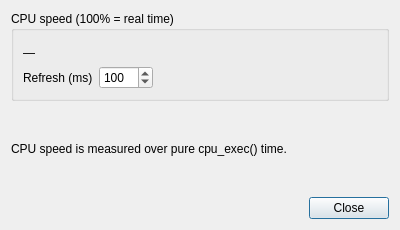
Before: the Qt Designer form src/qt/qt_performance.ui in Lunar-525/86Box, drawn with Qt 5.
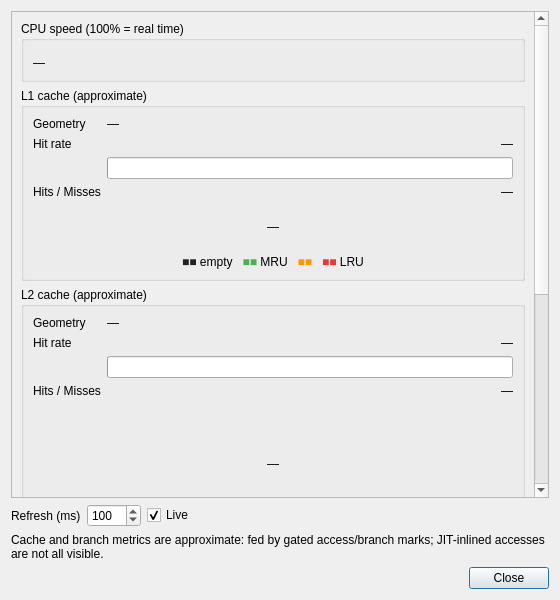
After: the same form once the commit is applied. Custom widgets are drawn as their Qt base class.

Diff of the .ui file:
```diff
--- a/src/qt/qt_performance.ui
+++ b/src/qt/qt_performance.ui
@@ -6,8 +6,8 @@
    <rect>
     <x>0</x>
     <y>0</y>
-    <width>400</width>
-    <height>230</height>
+    <width>560</width>
+    <height>600</height>
    </rect>
   </property>
   <property name="windowTitle">
@@ -15,6 +15,13 @@
   </property>
   <layout class="QVBoxLayout" name="verticalLayout">
    <item>
+    <widget class="QScrollArea" name="scrollArea">
+     <property name="widgetResizable">
+      <bool>true</bool>
+     </property>
+     <widget class="QWidget" name="content">
+      <layout class="QVBoxLayout" name="contentLayout">
+       <item>
     <widget class="QGroupBox" name="cpuGroup">
      <property name="title">
       <string>CPU speed (100% = real time)</string>
@@ -33,8 +40,390 @@
         </property>
        </widget>
       </item>
+         </layout>
+        </widget>
+       </item>
       <item>
-       <layout class="QHBoxLayout" name="refreshLayout">
+        <widget class="QGroupBox" name="l1Group">
+         <property name="title">
+          <string>L1 cache (approximate)</string>
+         </property>
+         <layout class="QVBoxLayout" name="l1VLayout">
+          <item>
+           <layout class="QFormLayout" name="l1Form">
+            <item row="0" column="0">
+             <widget class="QLabel" name="geoLabel">
+              <property name="text">
+               <string>Geometry</string>
+              </property>
+             </widget>
+            </item>
+            <item row="0" column="1">
+             <widget class="QLabel" name="geoValue">
+              <property name="text">
+               <string>—</string>
+              </property>
+             </widget>
+            </item>
+            <item row="1" column="0">
+             <widget class="QLabel" name="hitLabel">
+              <property name="text">
+               <string>Hit rate</string>
+              </property>
+             </widget>
+            </item>
+            <item row="1" column="1">
+             <widget class="QLabel" name="hitValue">
+              <property name="text">
+               <string>—</string>
+              </property>
+              <property name="alignment">
+               <set>Qt::AlignRight|Qt::AlignVCenter</set>
+              </property>
+             </widget>
+            </item>
+            <item row="2" column="1">
+             <widget class="QProgressBar" name="hitBar">
+              <property name="maximum">
+               <number>100</number>
+              </property>
+             </widget>
+            </item>
+            <item row="3" column="0">
+             <widget class="QLabel" name="countsLabel">
+              <property name="text">
+               <string>Hits / Misses</string>
+              </property>
+             </widget>
+            </item>
+            <item row="3" column="1">
+             <widget class="QLabel" name="countsValue">
+              <property name="text">
+               <string>—</string>
+              </property>
+              <property name="alignment">
+               <set>Qt::AlignRight|Qt::AlignVCenter</set>
+              </property>
+             </widget>
+            </item>
+           </layout>
+          </item>
+          <item>
+           <widget class="QLabel" name="cacheMap">
+            <property name="minimumSize">
+             <size>
+              <width>400</width>
+              <height>44</height>
+             </size>
+            </property>
+            <property name="text">
+             <string>—</string>
+            </property>
+            <property name="alignment">
+             <set>Qt::AlignCenter</set>
+            </property>
+           </widget>
+          </item>
+          <item>
+           <widget class="QLabel" name="cacheLegend">
+            <property name="text">
+             <string>&lt;span style=&quot;color:#222&quot;&gt;■■&lt;/span&gt; empty &amp;nbsp; &lt;span style=&quot;color:#4CAF50&quot;&gt;■■&lt;/span&gt; MRU &amp;nbsp; &lt;span style=&quot;color:#FF9800&quot;&gt;■■&lt;/span&gt; &amp;nbsp; &lt;span style=&quot;color:#E53935&quot;&gt;■■&lt;/span&gt; LRU</string>
+            </property>
+            <property name="alignment">
+             <set>Qt::AlignCenter</set>
+            </property>
+           </widget>
+          </item>
+         </layout>
+        </widget>
+       </item>
+       <item>
+        <widget class="QGroupBox" name="l2Group">
+         <property name="title">
+          <string>L2 cache (approximate)</string>
+         </property>
+         <layout class="QVBoxLayout" name="l2VLayout">
+          <item>
+           <layout class="QFormLayout" name="l2Form">
+            <item row="0" column="0">
+             <widget class="QLabel" name="l2GeoLabel">
+              <property name="text">
+               <string>Geometry</string>
+              </property>
+             </widget>
+            </item>
+            <item row="0" column="1">
+             <widget class="QLabel" name="l2GeoValue">
+              <property name="text">
+               <string>—</string>
+              </property>
+             </widget>
+            </item>
+            <item row="1" column="0">
+             <widget class="QLabel" name="l2HitLabel">
+              <property name="text">
+               <string>Hit rate</string>
+              </property>
+             </widget>
+            </item>
+            <item row="1" column="1">
+             <widget class="QLabel" name="l2HitValue">
+              <property name="text">
+               <string>—</string>
+              </property>
+              <property name="alignment">
+               <set>Qt::AlignRight|Qt::AlignVCenter</set>
+              </property>
+             </widget>
+            </item>
+            <item row="2" column="1">
+             <widget class="QProgressBar" name="l2HitBar">
+              <property name="maximum">
+               <number>100</number>
+              </property>
+             </widget>
+            </item>
+            <item row="3" column="0">
+             <widget class="QLabel" name="l2CountsLabel">
+              <property name="text">
+               <string>Hits / Misses</string>
+              </property>
+             </widget>
+            </item>
+            <item row="3" column="1">
+             <widget class="QLabel" name="l2CountsValue">
+              <property name="text">
+               <string>—</string>
+              </property>
+              <property name="alignment">
+               <set>Qt::AlignRight|Qt::AlignVCenter</set>
+              </property>
+             </widget>
+            </item>
+           </layout>
+          </item>
+          <item>
+           <widget class="QLabel" name="l2Map">
+            <property name="minimumSize">
+             <size>
+              <width>400</width>
+              <height>120</height>
+             </size>
+            </property>
+            <property name="text">
+             <string>—</string>
+            </property>
+            <property name="alignment">
+             <set>Qt::AlignCenter</set>
+            </property>
+           </widget>
+          </item>
+          <item>
+           <widget class="QLabel" name="l2Legend">
+            <property name="text">
+             <string>&lt;span style=&quot;color:#222&quot;&gt;■■&lt;/span&gt; empty &amp;nbsp; &lt;span style=&quot;color:#4CAF50&quot;&gt;■■&lt;/span&gt; MRU &amp;nbsp; &lt;span style=&quot;color:#FF9800&quot;&gt;■■&lt;/span&gt; &amp;nbsp; &lt;span style=&quot;color:#E53935&quot;&gt;■■&lt;/span&gt; LRU</string>
+            </property>
+            <property name="alignment">
+             <set>Qt::AlignCenter</set>
+            </property>
+           </widget>
+          </item>
+         </layout>
+        </widget>
+       </item>
+       <item>
+        <widget class="QGroupBox" name="wsGroup">
+         <property name="title">
+          <string>Working set vs cache</string>
+         </property>
+         <layout class="QHBoxLayout" name="wsHLayout">
+          <item>
+           <layout class="QVBoxLayout" name="wsCol">
+            <item>
+             <widget class="QLabel" name="wsLabel">
+              <property name="text">
+               <string>Working set</string>
+              </property>
+             </widget>
+            </item>
+            <item>
+             <widget class="QLabel" name="wsValue">
+              <property name="text">
+               <string>—</string>
+              </property>
+              <property name="alignment">
+               <set>Qt::AlignLeft|Qt::AlignVCenter</set>
+              </property>
+             </widget>
+            </item>
+           </layout>
+          </item>
+          <item>
+           <layout class="QVBoxLayout" name="wsL1Col">
+            <item>
+             <widget class="QLabel" name="wsL1Label">
+              <property name="text">
+               <string>vs L1</string>
+              </property>
+             </widget>
+            </item>
+            <item>
+             <widget class="QLabel" name="wsL1Value">
+              <property name="text">
+               <string>—</string>
+              </property>
+              <property name="alignment">
+               <set>Qt::AlignRight|Qt::AlignVCenter</set>
+              </property>
+             </widget>
+            </item>
+            <item>
+             <widget class="QProgressBar" name="wsBar">
+              <property name="maximum">
+               <number>100</number>
+              </property>
+             </widget>
+            </item>
+           </layout>
+          </item>
+          <item>
+           <layout class="QVBoxLayout" name="wsL2Col">
+            <item>
+             <widget class="QLabel" name="wsL2Label">
+              <property name="text">
+               <string>vs L2</string>
+              </property>
+             </widget>
+            </item>
+            <item>
+             <widget class="QLabel" name="ws2Value">
+              <property name="text">
+               <string>—</string>
+              </property>
+              <property name="alignment">
+               <set>Qt::AlignRight|Qt::AlignVCenter</set>
+              </property>
+             </widget>
+            </item>
+            <item>
+             <widget class="QProgressBar" name="ws2Bar">
+              <property name="maximum">
+               <number>100</number>
+              </property>
+             </widget>
+            </item>
+           </layout>
+          </item>
+         </layout>
+        </widget>
+       </item>
+       <item>
+        <widget class="QGroupBox" name="bhtGroup">
+         <property name="title">
+          <string>BHT - 2-bit saturating counters (approximate)</string>
+         </property>
+         <layout class="QHBoxLayout" name="bhtHLayout">
+          <item>
+           <widget class="QLabel" name="bhtMap">
+            <property name="minimumSize">
+             <size>
+              <width>200</width>
+              <height>110</height>
+             </size>
+            </property>
+            <property name="text">
+             <string>—</string>
+            </property>
+            <property name="alignment">
+             <set>Qt::AlignCenter</set>
+            </property>
+           </widget>
+          </item>
+          <item>
+           <layout class="QVBoxLayout" name="bhtRight">
+            <item>
+             <layout class="QFormLayout" name="bhtForm">
+              <item row="0" column="0">
+               <widget class="QLabel" name="accLabel">
+                <property name="text">
+                 <string>Prediction accuracy</string>
+                </property>
+               </widget>
+              </item>
+              <item row="0" column="1">
+               <widget class="QLabel" name="accValue">
+                <property name="text">
+                 <string>—</string>
+                </property>
+                <property name="alignment">
+                 <set>Qt::AlignRight|Qt::AlignVCenter</set>
+                </property>
+               </widget>
+              </item>
+              <item row="1" column="1">
+               <widget class="QProgressBar" name="accBar">
+                <property name="maximum">
+                 <number>100</number>
+                </property>
+               </widget>
+              </item>
+              <item row="2" column="0">
+               <widget class="QLabel" name="takenLabel">
+                <property name="text">
+                 <string>Taken rate</string>
+                </property>
+               </widget>
+              </item>
+              <item row="2" column="1">
+               <widget class="QLabel" name="takenValue">
+                <property name="text">
+                 <string>—</string>
+                </property>
+                <property name="alignment">
+                 <set>Qt::AlignRight|Qt::AlignVCenter</set>
+                </property>
+               </widget>
+              </item>
+              <item row="3" column="0">
+               <widget class="QLabel" name="bcountsLabel">
+                <property name="text">
+                 <string>Correct / Incorrect</string>
+                </property>
+               </widget>
+              </item>
+              <item row="3" column="1">
+               <widget class="QLabel" name="bcountsValue">
+                <property name="text">
+                 <string>—</string>
+                </property>
+                <property name="alignment">
+                 <set>Qt::AlignRight|Qt::AlignVCenter</set>
+                </property>
+               </widget>
+              </item>
+             </layout>
+            </item>
+            <item>
+             <widget class="QLabel" name="bhtLegend">
+              <property name="text">
+               <string>&lt;span style=&quot;color:#1A237E&quot;&gt;■■&lt;/span&gt; 00 strong not-taken &amp;nbsp; &lt;span style=&quot;color:#42A5F5&quot;&gt;■■&lt;/span&gt; 01 weak not-taken &lt;br/&gt;&lt;span style=&quot;color:#FFA726&quot;&gt;■■&lt;/span&gt; 10 weak taken &amp;nbsp; &lt;span style=&quot;color:#E53935&quot;&gt;■■&lt;/span&gt; 11 strong taken</string>
+              </property>
+              <property name="alignment">
+               <set>Qt::AlignLeft</set>
+              </property>
+             </widget>
+            </item>
+           </layout>
+          </item>
+         </layout>
+        </widget>
+       </item>
+      </layout>
+     </widget>
+    </widget>
+   </item>
+   <item>
+    <layout class="QHBoxLayout" name="controlLayout">
         <item>
          <widget class="QLabel" name="refreshLabel">
           <property name="text">
@@ -59,7 +448,17 @@
          </widget>
         </item>
         <item>
-         <spacer name="refreshSpacer">
+      <widget class="QCheckBox" name="liveCheck">
+       <property name="text">
+        <string>Live</string>
+       </property>
+       <property name="checked">
+        <bool>true</bool>
+       </property>
+      </widget>
+     </item>
+     <item>
+      <spacer name="horizontalSpacer">
           <property name="orientation">
            <enum>Qt::Horizontal</enum>
           </property>
@@ -72,14 +471,11 @@
          </spacer>
         </item>
        </layout>
-      </item>
-     </layout>
-    </widget>
    </item>
    <item>
     <widget class="QLabel" name="noteLabel">
      <property name="text">
-      <string>CPU speed is measured over pure cpu_exec() time.</string>
+      <string>Cache and branch metrics are approximate: fed by gated access/branch marks; JIT-inlined accesses are not all visible.</string>
      </property>
      <property name="wordWrap">
       <bool>true</bool>
@@ -89,7 +485,7 @@
    <item>
     <layout class="QHBoxLayout" name="buttonLayout">
      <item>
-      <spacer name="horizontalSpacer">
+      <spacer name="buttonSpacer">
        <property name="orientation">
         <enum>Qt::Horizontal</enum>
        </property>
```
Left out of the diff: 8 changed lines with no effect on the pictures. Lines whose indentation alone changed are shown as unchanged.
